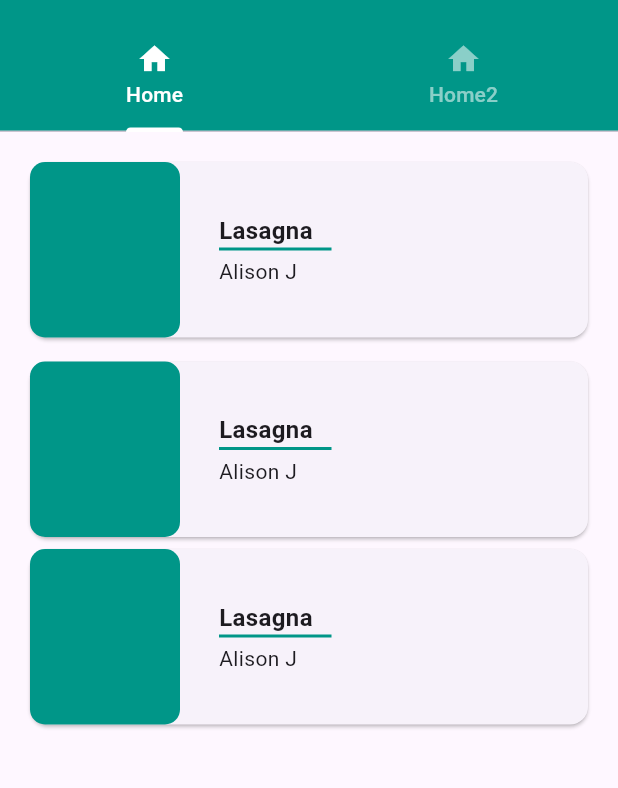
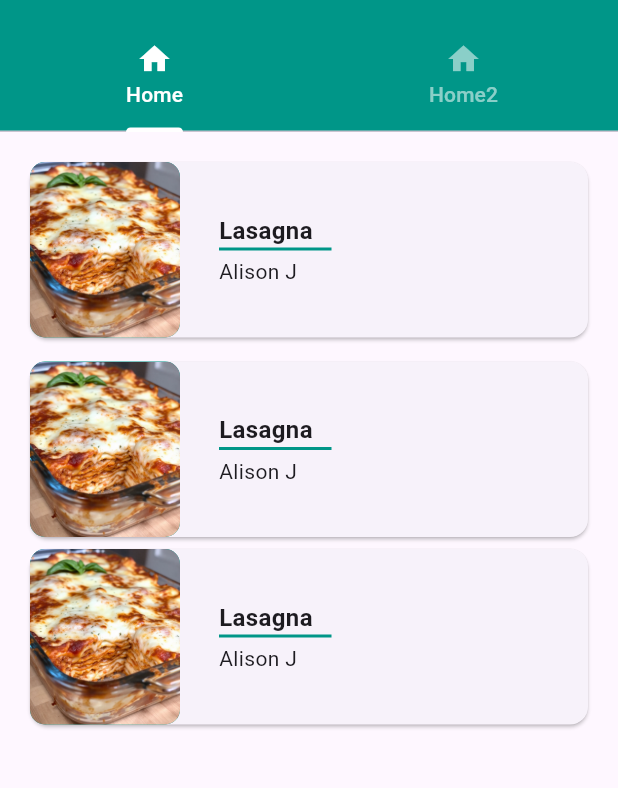
Before and after one commit to AlexNaupay/Recipe-Book-Flutter, a Flutter app: the screen it shows after launch, on a phone screen of 412 x 824 dp, the part 63-851 px from its top. Run offline on Flutter 3.47's test engine with Material 3 defaults, Android fonts, the light colour scheme and no system bars.

Commit message:
Add assets

```diff
--- a/lib/screens/home_screen.dart
+++ b/lib/screens/home_screen.dart
@@ -45,9 +45,7 @@ class RecipeCard extends StatelessWidget {
               ),
               child: ClipRRect(
                 borderRadius: BorderRadius.circular(10),
-                child: Container(
-
-                ),
+                child: Image.asset("assets/images/pizza_lasagna.webp", fit: BoxFit.cover),
               ),
             ),
             const SizedBox(width: 26),
--- a/pubspec.yaml
+++ b/pubspec.yaml
@@ -59,7 +59,8 @@ flutter:
   uses-material-design: true
 
   # To add assets to your application, add an assets section, like this:
-  # assets:
+  assets:
+    - assets/images/
   #   - images/a_dot_burr.jpeg
   #   - images/a_dot_ham.jpeg
 
```
Also changed, not shown: assets/images/pizza_lasagna.webp (added), pubspec.lock, 1 other file.
